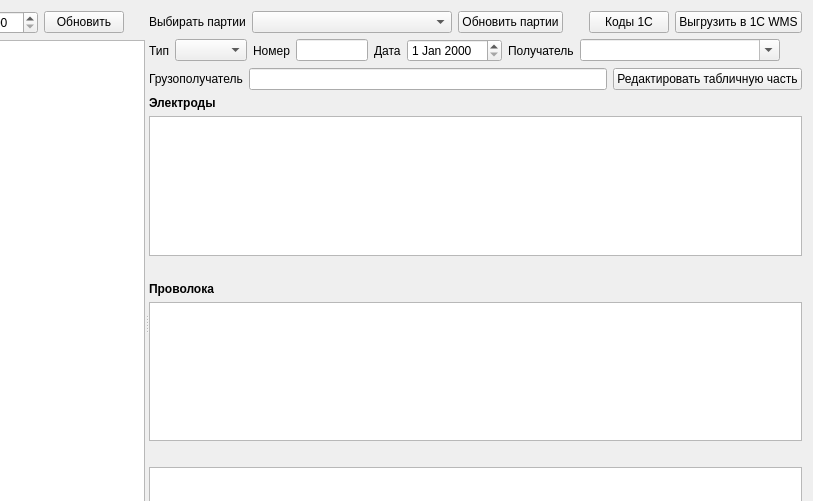
This is formship.ui in Sergeyego/warehouse as Qt 5 draws it before an edit; both pictures show x 206 to 1019 and y 0 to 501 of the 1019 by 646 pixel window. The edited form follows.
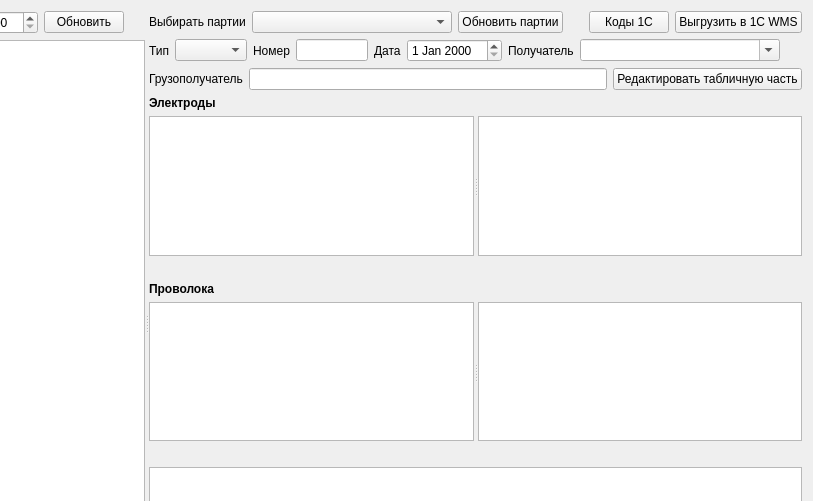
This is the edited form. Custom widgets are drawn as their Qt base class.

```diff
--- a/formship.ui
+++ b/formship.ui
@@ -107,8 +107,8 @@
        </item>
       </layout>
      </widget>
-     <widget class="QWidget" name="layoutWidget_2">
-      <layout class="QVBoxLayout" name="verticalLayout_4">
+     <widget class="QWidget" name="">
+      <layout class="QVBoxLayout" name="verticalLayout_2">
        <item>
         <layout class="QHBoxLayout" name="horizontalLayout_4">
          <item>
@@ -277,7 +277,20 @@
         </widget>
        </item>
        <item>
-        <widget class="DbViewer" name="tableViewEl"/>
+        <widget class="QSplitter" name="splitterEl">
+         <property name="orientation">
+          <enum>Qt::Horizontal</enum>
+         </property>
+         <widget class="DbViewer" name="tableViewEl"/>
+         <widget class="TableView" name="tableViewElStat">
+          <property name="sizePolicy">
+           <sizepolicy hsizetype="Maximum" vsizetype="Expanding">
+            <horstretch>0</horstretch>
+            <verstretch>0</verstretch>
+           </sizepolicy>
+          </property>
+         </widget>
+        </widget>
        </item>
        <item>
         <widget class="QLabel" name="labelEl">
@@ -300,7 +313,20 @@
         </widget>
        </item>
        <item>
-        <widget class="DbViewer" name="tableViewWire"/>
+        <widget class="QSplitter" name="splitterWire">
+         <property name="orientation">
+          <enum>Qt::Horizontal</enum>
+         </property>
+         <widget class="DbViewer" name="tableViewWire"/>
+         <widget class="TableView" name="tableViewWireStat">
+          <property name="sizePolicy">
+           <sizepolicy hsizetype="Maximum" vsizetype="Expanding">
+            <horstretch>0</horstretch>
+            <verstretch>0</verstretch>
+           </sizepolicy>
+          </property>
+         </widget>
+        </widget>
        </item>
        <item>
         <widget class="QLabel" name="labelWire">
```
Left out of the diff: 2 changed lines with no effect on the pictures.
